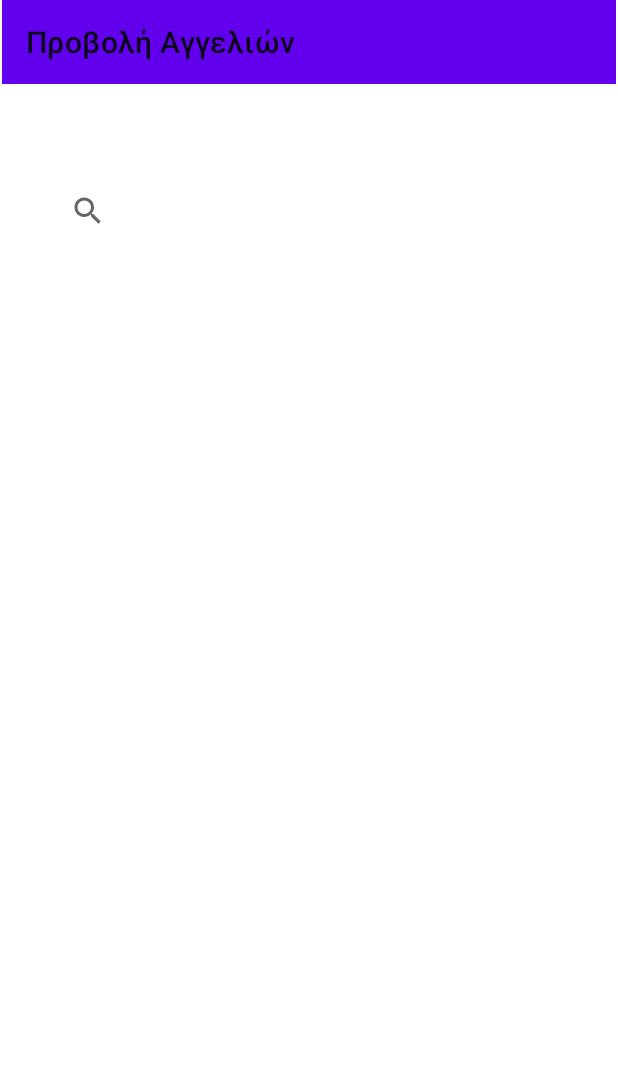
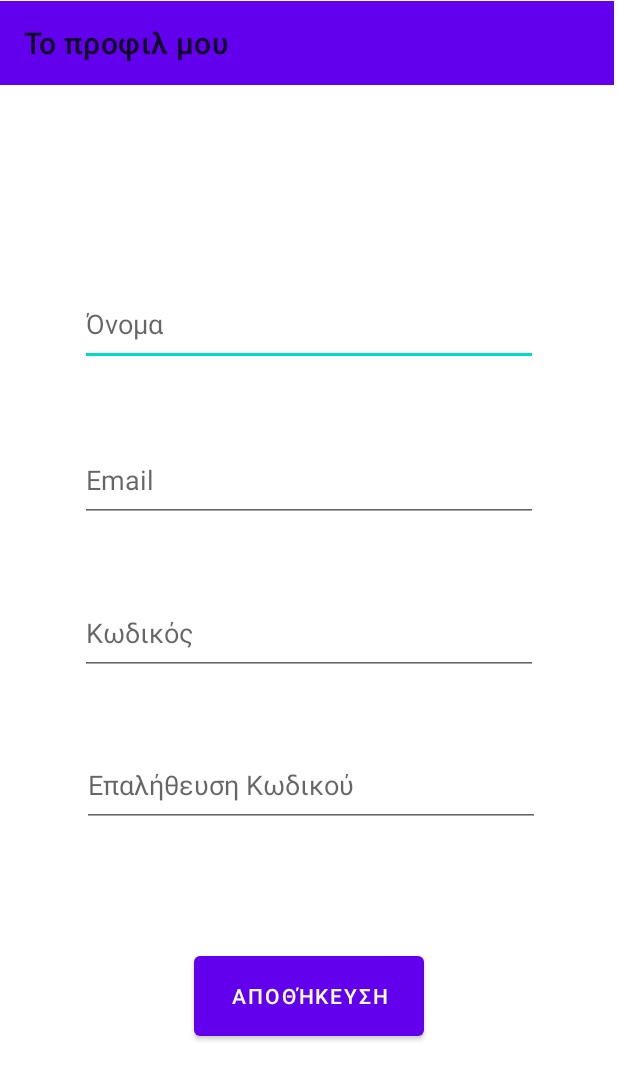
Before and after one commit to SimosNeopoulos/AdoptMe, an Android app: the MyProfileActivity screen opened directly, with no data from a screen before it, on a phone screen of 412 x 824 dp. Shown: the top 1080 px of the screen. Run offline under Robolectric (Android 15) with nearby library versions, the phone set to English and light mode, and no system bars.

Commit message:
Add My profile

```diff
--- a/app/src/main/AndroidManifest.xml
+++ b/app/src/main/AndroidManifest.xml
@@ -18,7 +18,7 @@
             android:name=".EditPostActivity"
             android:exported="true" />
         <activity
-            android:name=".ViewPostActivity"
+            android:name=".MyProfileActivity"
             android:exported="true" />
         <activity
             android:name=".AddPostActivity"
--- a/app/src/main/java/com/example/adoptme/ViewPostActivity.java
+++ b/app/src/main/java/com/example/adoptme/MyProfileActivity.java
@@ -4,11 +4,11 @@ import androidx.appcompat.app.AppCompatActivity;
 
 import android.os.Bundle;
 
-public class ViewPostActivity extends AppCompatActivity {
+public class MyProfileActivity extends AppCompatActivity {
 
     @Override
     protected void onCreate(Bundle savedInstanceState) {
         super.onCreate(savedInstanceState);
-        setContentView(R.layout.activity_view_post);
+        setContentView(R.layout.activity_my_profile);
     }
 }
--- a/app/src/main/res/layout/activity_main.xml
+++ b/app/src/main/res/layout/activity_main.xml
@@ -13,6 +13,17 @@
     android:layout_width="match_parent"
     android:layout_height="match_parent"
     tools:context=".MainActivity">
+    <androidx.appcompat.widget.SearchView
+        android:id="@+id/searchView"
+        android:layout_width="342dp"
+        android:layout_height="63dp"
+        app:layout_constraintBottom_toBottomOf="parent"
+        app:layout_constraintEnd_toEndOf="parent"
+        app:layout_constraintHorizontal_bias="0.492"
+        app:layout_constraintStart_toStartOf="parent"
+        app:layout_constraintTop_toTopOf="parent"
+        app:layout_constraintVertical_bias="0.143"
+        app:queryHint="Αναζήτηση πόλης" />
 
     <androidx.appcompat.widget.Toolbar
         android:id="@+id/toolbar"
--- /dev/null
+++ b/app/src/main/res/layout/activity_my_profile.xml
@@ -0,0 +1,89 @@
+<?xml version="1.0" encoding="utf-8"?>
+<androidx.constraintlayout.widget.ConstraintLayout xmlns:android="http://schemas.android.com/apk/res/android"
+    xmlns:app="http://schemas.android.com/apk/res-auto"
+    xmlns:tools="http://schemas.android.com/tools"
+    android:layout_width="match_parent"
+    android:layout_height="match_parent"
+    tools:context=".MyProfileActivity">
+    <androidx.appcompat.widget.Toolbar
+        android:id="@+id/editPostToolbar"
+        android:layout_width="409dp"
+        android:layout_height="wrap_content"
+        android:background="?attr/colorPrimary"
+        android:minHeight="?attr/actionBarSize"
+        android:theme="?attr/actionBarTheme"
+        app:layout_constraintBottom_toBottomOf="parent"
+        app:layout_constraintEnd_toEndOf="parent"
+        app:layout_constraintHorizontal_bias="0.0"
+        app:layout_constraintStart_toStartOf="parent"
+        app:layout_constraintTop_toTopOf="parent"
+        app:layout_constraintVertical_bias="0.001"
+        app:title="Το προφιλ μου" />
+    <EditText
+        android:id="@+id/signUpName"
+        android:layout_width="305dp"
+        android:layout_height="56dp"
+        android:ems="10"
+        android:hint="@string/name"
+        android:inputType="text"
+        app:layout_constraintBottom_toBottomOf="parent"
+        app:layout_constraintEnd_toEndOf="parent"
+        app:layout_constraintHorizontal_bias="0.498"
+        app:layout_constraintStart_toStartOf="parent"
+        app:layout_constraintTop_toTopOf="parent"
+        app:layout_constraintVertical_bias="0.245" />
+
+    <EditText
+        android:id="@+id/signUpEmail"
+        android:layout_width="305dp"
+        android:layout_height="56dp"
+        android:ems="10"
+        android:hint="@string/email"
+        android:inputType="textEmailAddress"
+        app:layout_constraintBottom_toBottomOf="parent"
+        app:layout_constraintEnd_toEndOf="parent"
+        app:layout_constraintHorizontal_bias="0.503"
+        app:layout_constraintStart_toStartOf="parent"
+        app:layout_constraintTop_toTopOf="parent"
+        app:layout_constraintVertical_bias="0.38" />
+
+    <EditText
+        android:id="@+id/signUpPassword"
+        android:layout_width="305dp"
+        android:layout_height="56dp"
+        android:ems="10"
+        android:hint="@string/password"
+        android:inputType="textPassword"
+        app:layout_constraintBottom_toBottomOf="parent"
+        app:layout_constraintEnd_toEndOf="parent"
+        app:layout_constraintStart_toStartOf="parent"
+        app:layout_constraintTop_toTopOf="parent"
+        app:layout_constraintVertical_bias="0.513" />
+
+    <EditText
+        android:id="@+id/signUpPasswordVerification"
+        android:layout_width="305dp"
+        android:layout_height="56dp"
+        android:ems="10"
+        android:hint="@string/password_verification"
+        android:inputType="textPassword"
+        app:layout_constraintBottom_toBottomOf="parent"
+        app:layout_constraintEnd_toEndOf="parent"
+        app:layout_constraintHorizontal_bias="0.514"
+        app:layout_constraintStart_toStartOf="parent"
+        app:layout_constraintTop_toTopOf="parent"
+        app:layout_constraintVertical_bias="0.645" />
+
+    <Button
+        android:id="@+id/signUpBtn"
+        android:layout_width="153dp"
+        android:layout_height="65dp"
+        android:onClick="signUp"
+        android:text="Αποθήκευση"
+        app:layout_constraintBottom_toBottomOf="parent"
+        app:layout_constraintEnd_toEndOf="parent"
+        app:layout_constraintStart_toStartOf="parent"
+        app:layout_constraintTop_toTopOf="parent"
+        app:layout_constraintVertical_bias="0.832" />
+
+</androidx.constraintlayout.widget.ConstraintLayout>
--- a/app/src/main/res/layout/activity_view_post.xml
+++ /dev/null
@@ -1,34 +0,0 @@
-<?xml version="1.0" encoding="utf-8"?>
-<androidx.constraintlayout.widget.ConstraintLayout xmlns:android="http://schemas.android.com/apk/res/android"
-    xmlns:app="http://schemas.android.com/apk/res-auto"
-    xmlns:tools="http://schemas.android.com/tools"
-    android:layout_width="match_parent"
-    android:layout_height="match_parent"
-    tools:context=".ViewPostActivity">
-
-    <androidx.appcompat.widget.SearchView
-        android:id="@+id/searchView"
-        android:layout_width="342dp"
-        android:layout_height="63dp"
-        app:layout_constraintBottom_toBottomOf="parent"
-        app:layout_constraintEnd_toEndOf="parent"
-        app:layout_constraintHorizontal_bias="0.492"
-        app:layout_constraintStart_toStartOf="parent"
-        app:layout_constraintTop_toTopOf="parent"
-        app:layout_constraintVertical_bias="0.143"
-        app:queryHint="Αναζήτηση πόλης" />
-
-    <androidx.appcompat.widget.Toolbar
-        android:id="@+id/ViewToolbar"
-        android:layout_width="409dp"
-        android:layout_height="wrap_content"
-        android:background="?attr/colorPrimary"
-        android:minHeight="?attr/actionBarSize"
-        android:theme="?attr/actionBarTheme"
-        app:layout_constraintBottom_toTopOf="@+id/searchView"
-        app:layout_constraintEnd_toEndOf="parent"
-        app:layout_constraintStart_toStartOf="parent"
-        app:layout_constraintTop_toTopOf="parent"
-        app:layout_constraintVertical_bias="0.0"
-        app:title="Προβολή Αγγελιών" />
-</androidx.constraintlayout.widget.ConstraintLayout>
```
